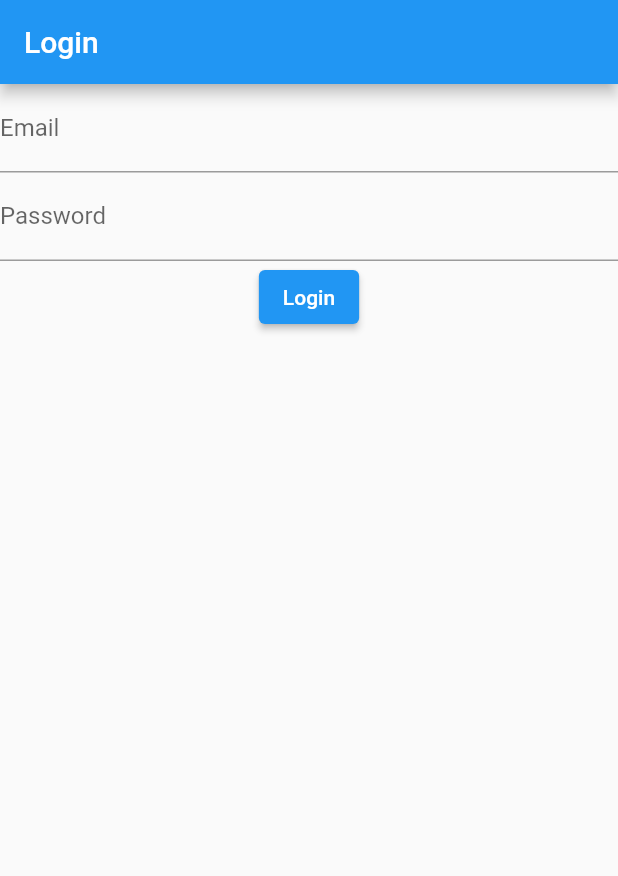
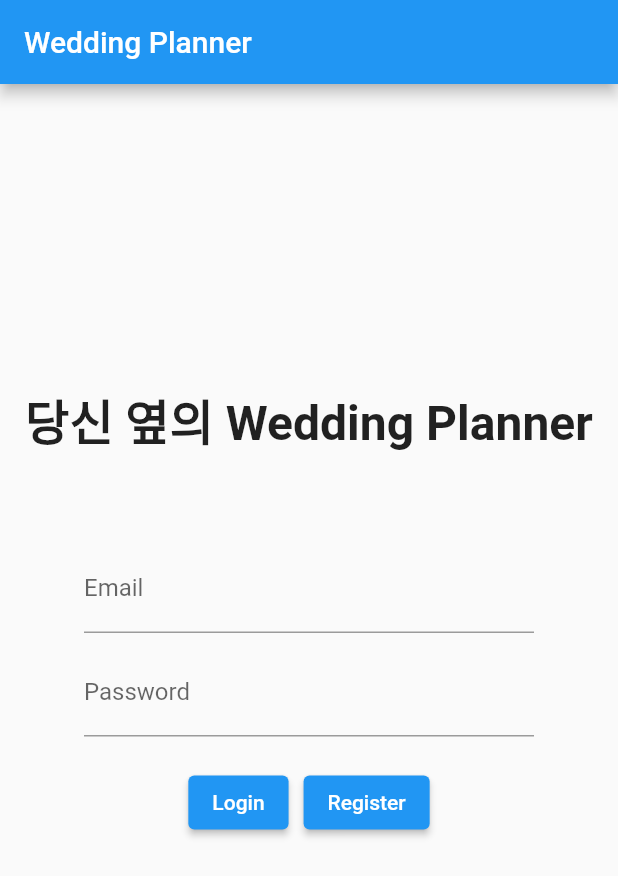
Before and after one commit to Dan0804/wedding_app, a Flutter app: the screen it shows after launch, on a phone screen of 412 x 824 dp. Shown: the top 876 px of the screen. Run offline on Flutter 3.47's test engine with Material 2 defaults, Android fonts, the phone set to English and light mode, and no system bars; our stand-ins replace shared_preferences, table_calendar.

Commit message:
login form modified

```diff
--- a/lib/app/screens/login_screen.dart
+++ b/lib/app/screens/login_screen.dart
@@ -6,9 +6,26 @@ class LoginScreen extends StatelessWidget {
   Widget build(BuildContext context) {
     return Scaffold(
       appBar: AppBar(
-        title: Text('Login'),
+        title: Text('Wedding Planner'),
       ),
-      body: LoginForm(),
+      body: Column(
+        children: [
+          SizedBox(
+            height: 200,
+          ),
+          Text(
+            "당신 옆의 Wedding Planner",
+            style: TextStyle(
+              fontSize: 32,
+              fontWeight: FontWeight.bold,
+            ),
+          ),
+          SizedBox(
+            height: 60,
+          ),
+          LoginForm(),
+        ],
+      ),
     );
   }
 }
--- a/lib/app/widgets/login_form.dart
+++ b/lib/app/widgets/login_form.dart
@@ -20,7 +20,9 @@ class _LoginFormState extends State<LoginForm> {
       child: Column(
         mainAxisSize: MainAxisSize.min,
         children: [
-          TextFormField(
+          SizedBox(
+            width: 300,
+            child: TextFormField(
               controller: _emailController,
               decoration: InputDecoration(labelText: 'Email'),
               validator: (value) {
@@ -30,7 +32,13 @@ class _LoginFormState extends State<LoginForm> {
                 return null;
               },
             ),
-          TextFormField(
+          ),
+          SizedBox(
+            height: 10,
+          ),
+          SizedBox(
+            width: 300,
+            child: TextFormField(
               controller: _passwordController,
               decoration: InputDecoration(labelText: 'Password'),
               obscureText: true,
@@ -41,6 +49,13 @@ class _LoginFormState extends State<LoginForm> {
                 return null;
               },
             ),
+          ),
+          SizedBox(
+            height: 20,
+          ),
+          Row(
+            mainAxisAlignment: MainAxisAlignment.center,
+            children: [
               ElevatedButton(
                 child: Text('Login'),
                 onPressed: () {
@@ -52,6 +67,22 @@ class _LoginFormState extends State<LoginForm> {
                   }
                 },
               ),
+              SizedBox(
+                width: 10,
+              ),
+              ElevatedButton(
+                child: Text('Register'),
+                onPressed: () {
+                  // if (_formKey.currentState!.validate()) {
+                  //   Provider.of<AuthService>(context, listen: false).login(
+                  //     _emailController.text,
+                  //     _passwordController.text,
+                  //   );
+                  // }
+                },
+              ),
+            ],
+          )
         ],
       ),
     );
```
Also changed, not shown: pubspec.lock, 7 other files. Lines whose indentation alone changed are shown as unchanged.
